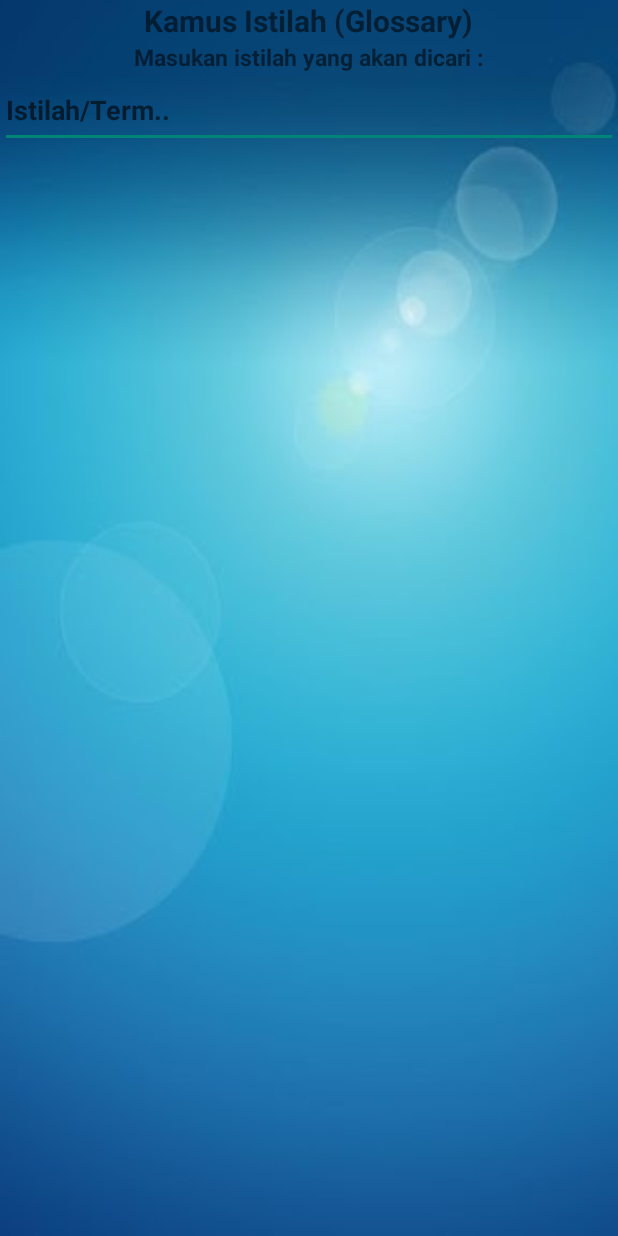
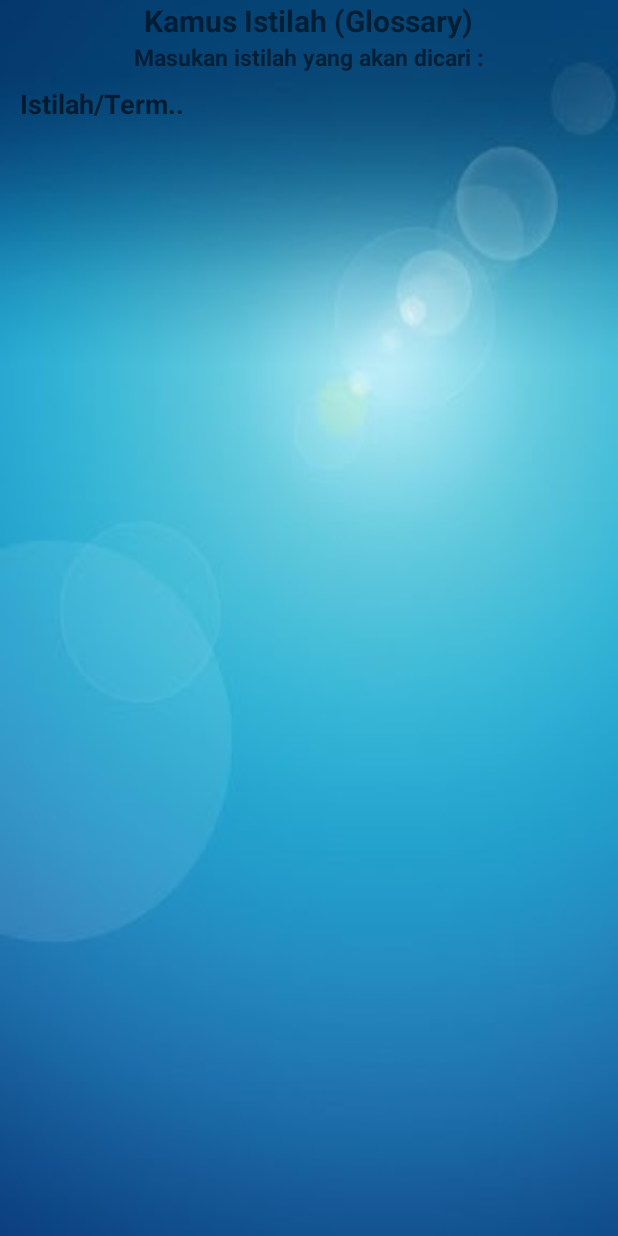
Before and after one commit to musobarlab/kamus-kata-pt-taspen-android, an Android app: the DaftarIstilahByKataActivity screen opened directly, with no data from a screen before it, on a phone screen of 412 x 824 dp. Run offline under Robolectric (Android 15) with nearby library versions, the phone set to English and light mode, and no system bars; network calls fail.

Commit message:
update feature

```diff
--- a/app/src/main/java/com/taspen/kamus/DaftarIstilahByKataActivity.java
+++ b/app/src/main/java/com/taspen/kamus/DaftarIstilahByKataActivity.java
@@ -1,5 +1,6 @@
 package com.taspen.kamus;
 
+import android.app.Activity;
 import android.app.ListActivity;
 import android.content.Context;
 import android.content.Intent;
@@ -11,11 +12,11 @@ import android.view.LayoutInflater;
 import android.view.View;
 import android.widget.AdapterView;
 import android.widget.EditText;
-import android.widget.ListAdapter;
+import android.widget.ImageView;
 import android.widget.ListView;
-import android.widget.SimpleAdapter;
 
 import com.taspen.kamus.Model.Kata;
+import com.taspen.kamus.customAdapter.CustomIstilahAdapter;
 import com.taspen.kamus.dao.KataDao;
 import com.taspen.kamus.daoImpl.KataDaoImpl;
 
@@ -27,11 +28,13 @@ import java.util.Map;
 /**
  * Author :)
  */
-public class DaftarIstilahByKataActivity extends ListActivity {
+public class DaftarIstilahByKataActivity extends Activity {
 
     private String istilahForSearch;
     private EditText editTextIstilah;
+    private ImageView imageClearText;
     private ListView listView;
+    private CustomIstilahAdapter customIstilahAdapter;
 
     private KataDao kataDao;
 
@@ -47,7 +50,10 @@ public class DaftarIstilahByKataActivity extends ListActivity {
         super.onCreate(savedInstanceState);
         setContentView(R.layout.activity_kata_by_istilah);
         editTextIstilah = (EditText) findViewById(R.id.editTextIstilah);
-        listView = getListView();
+        imageClearText = (ImageView) findViewById(R.id.image_clear_text_istilah);
+        imageClearText.setVisibility(View.INVISIBLE);
+
+        listView = (ListView) findViewById(R.id.list_istilah);
 
         listMapIstilah = new ArrayList<>();
         editTextIstilah.addTextChangedListener(new SearchWatcher());
@@ -58,6 +64,7 @@ public class DaftarIstilahByKataActivity extends ListActivity {
                 .getSystemService(Context.LAYOUT_INFLATER_SERVICE))
                 .inflate(R.layout.load_more, null, false);
         listView.addFooterView(loadMore);
+        loadMore.setVisibility(View.INVISIBLE);
 
         listView.setOnItemClickListener(new AdapterView.OnItemClickListener() {
             @Override
@@ -76,6 +83,16 @@ public class DaftarIstilahByKataActivity extends ListActivity {
                 loadData();
             }
         });
+
+        imageClearText.setOnClickListener(new View.OnClickListener() {
+            @Override
+            public void onClick(View v) {
+                editTextIstilah.setText("");
+                listMapIstilah.clear();
+                customIstilahAdapter.clear();
+                customIstilahAdapter.notifyDataSetChanged();
+            }
+        });
     }
 
     private void loadData(){
@@ -89,8 +106,20 @@ public class DaftarIstilahByKataActivity extends ListActivity {
                 map.put("istilah", k.getIstilah());
                 listMapIstilah.add(map);
             }
-            ListAdapter listAdapter = new SimpleAdapter(DaftarIstilahByKataActivity.this, listMapIstilah,R.layout.list_kata_by_istilah_single,new String[]{"istilah"}, new int[]{R.id.txt_istilah_on_activity_kata_by_istilah});
-            listView.setAdapter(listAdapter);
+
+            customIstilahAdapter = new CustomIstilahAdapter(DaftarIstilahByKataActivity.this, listMapIstilah);
+            listView.setAdapter(customIstilahAdapter);
+
+            if(!editTextIstilah.getText().toString().trim().equals("")) {
+                imageClearText.setVisibility(View.VISIBLE);
+                loadMore.setVisibility(View.VISIBLE);
+            }else{
+                imageClearText.setVisibility(View.INVISIBLE);
+                loadMore.setVisibility(View.INVISIBLE);
+                listMapIstilah.clear();
+                customIstilahAdapter.clear();
+                customIstilahAdapter.notifyDataSetChanged();
+            }
         }catch(Exception e){
             throw new RuntimeException(e);
         }
--- /dev/null
+++ b/app/src/main/res/drawable/no_border_edittext.xml
@@ -0,0 +1,6 @@
+<?xml version="1.0" encoding="utf-8"?>
+<shape xmlns:android="http://schemas.android.com/apk/res/android" >
+    <stroke
+    android:color="@android:color/transparent" />
+    <solid android:color="@android:color/transparent" />
+</shape>
--- a/app/src/main/res/layout/activity_kata_by_istilah.xml
+++ b/app/src/main/res/layout/activity_kata_by_istilah.xml
@@ -22,17 +22,36 @@
         android:layout_gravity="center_horizontal"
         android:textStyle="bold"
         />
-    <EditText
-        android:id="@+id/editTextIstilah"
+    <LinearLayout
         android:layout_width="fill_parent"
-        android:layout_height="50dp"
-        android:textSize="18sp"
-        android:textStyle="bold"
-        android:hint="@string/title_edit_text_istilah"
-        />
+        android:layout_height="wrap_content"
+        android:gravity="center"
+        android:orientation="horizontal"
+        android:weightSum="1">
+            <EditText
+                android:id="@+id/editTextIstilah"
+                android:layout_width="0dp"
+                android:layout_height="wrap_content"
+                android:textSize="18sp"
+                android:textStyle="bold"
+                android:padding="8dp"
+                android:singleLine="true"
+                android:background="@drawable/no_border_edittext"
+                android:hint="@string/title_edit_text_istilah"
+                android:layout_weight="0.97" />
+
+            <ImageView
+                android:id="@+id/image_clear_text_istilah"
+                android:layout_width="40dp"
+                android:layout_height="40dp"
+                android:padding="5dp"
+                android:src="@android:drawable/ic_delete"
+                android:contentDescription="@string/app_name"
+            />
+        </LinearLayout>
 
     <ListView
-        android:id="@android:id/list"
+        android:id="@+id/list_istilah"
         android:layout_width="fill_parent"
         android:layout_height="wrap_content"/>
 
```
Also changed, not shown: app/src/main/java/com/taspen/kamus/customAdapter/CustomIstilahAdapter.java (added, +36 -0 lines).
